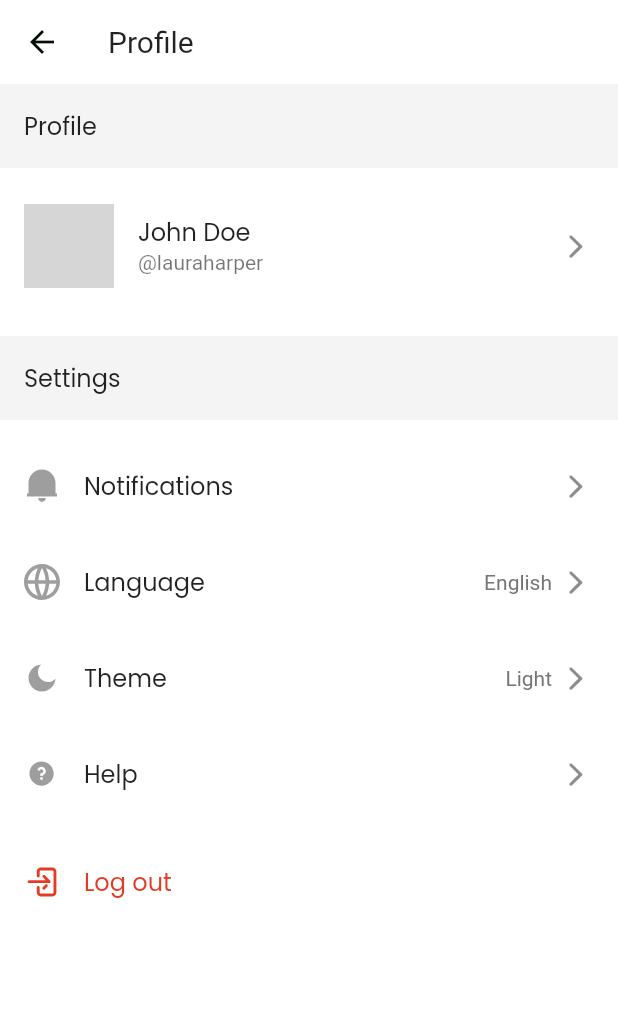
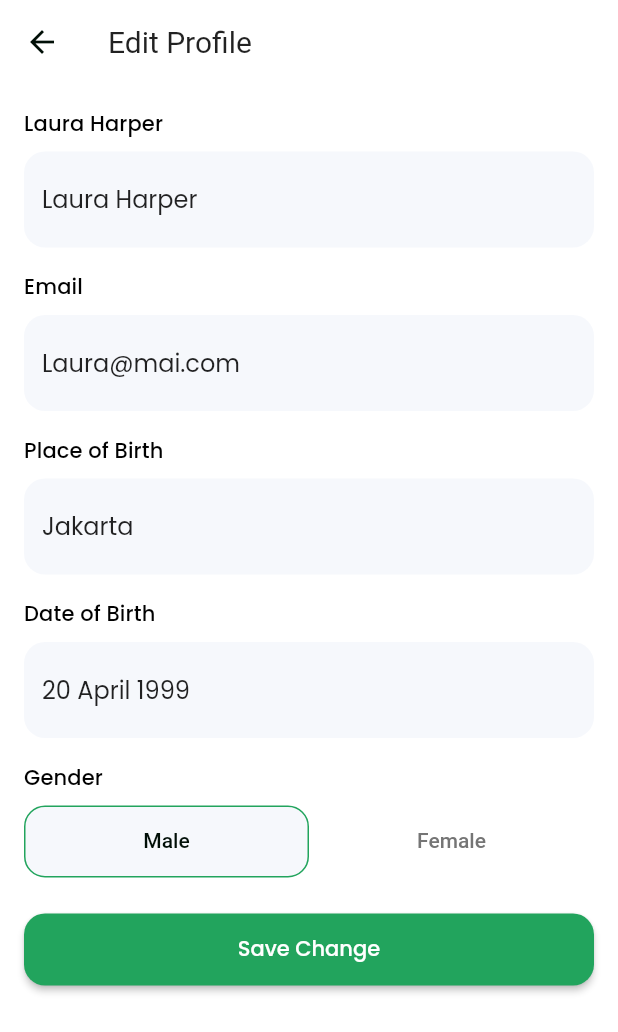
Before and after one commit to abuanwar072/Flutter-Course-Amplify-Recipe-App, a Flutter app: the ProfileScreen screen opened directly, after a tap on "John Doe", on a phone screen of 412 x 824 dp. Shown: the top 1032 px of the screen. Run offline on Flutter 3.47's test engine with Material 2 defaults, Android fonts, the phone set to English and light mode, and no system bars; our stand-ins replace cached_network_image, flutter_svg, form_field_validator, google_fonts; network calls fail; grey boxes are pictures that could not be loaded.

Commit message:
Edit profile 80% done

```diff
--- /dev/null
+++ b/lib/features/profile/screens/edit_profile_screen.dart
@@ -0,0 +1,152 @@
+import 'package:amplify_recipe/shared/constants/constants.dart';
+import 'package:amplify_recipe/thems/app_colors.dart';
+import 'package:flutter/material.dart';
+import 'package:intl/intl.dart';
+
+import '../../../shared/constants/gaps.dart';
+import '../../../shared/utils/form_utils.dart';
+
+class EditProfileScreen extends StatefulWidget {
+  const EditProfileScreen({super.key});
+
+  @override
+  State<EditProfileScreen> createState() => _EditProfileScreenState();
+}
+
+class _EditProfileScreenState extends State<EditProfileScreen> {
+  late TextEditingController _dobController;
+
+  @override
+  void initState() {
+    _dobController = TextEditingController(text: "20 April 1999");
+    super.initState();
+  }
+
+  @override
+  void dispose() {
+    _dobController.dispose();
+    super.dispose();
+  }
+
+  @override
+  Widget build(BuildContext context) {
+    return Scaffold(
+      appBar: AppBar(
+        title: const Text("Edit Profile"),
+      ),
+      body: Padding(
+        padding: const EdgeInsets.all(defaultPadding),
+        child: Column(
+          children: [
+            Form(
+              child: Column(
+                crossAxisAlignment: CrossAxisAlignment.start,
+                children: [
+                  Text(
+                    "Laura Harper",
+                    style: Theme.of(context).textTheme.titleSmall,
+                  ),
+                  gapH8,
+                  TextFormField(
+                    initialValue: "Laura Harper",
+                    onSaved: (fullName) {
+                      // name = fullName!;
+                    },
+                    validator: FormUtils.requireFieldValidator,
+                    textInputAction: TextInputAction.next,
+                    decoration:
+                        const InputDecoration(hintText: "Enter your name"),
+                  ),
+                  gapH16,
+                  Text(
+                    "Email",
+                    style: Theme.of(context).textTheme.titleSmall,
+                  ),
+                  gapH8,
+                  TextFormField(
+                    initialValue: "Laura@mai.com",
+                    onSaved: (email) {},
+                    validator: FormUtils.emailValidator,
+                    keyboardType: TextInputType.emailAddress,
+                    textInputAction: TextInputAction.next,
+                    decoration:
+                        const InputDecoration(hintText: "test@mail.com"),
+                  ),
+                  gapH16,
+                  Text(
+                    "Place of Birth",
+                    style: Theme.of(context).textTheme.titleSmall,
+                  ),
+                  gapH8,
+                  TextFormField(
+                    initialValue: "Jakarta",
+                    onSaved: (birthPlace) {},
+                    textInputAction: TextInputAction.next,
+                    decoration: const InputDecoration(hintText: "Jakarta"),
+                  ),
+                  gapH16,
+                  Text(
+                    "Date of Birth",
+                    style: Theme.of(context).textTheme.titleSmall,
+                  ),
+                  gapH8,
+                  TextFormField(
+                    controller: _dobController,
+                    keyboardType: TextInputType.datetime,
+                    readOnly: true,
+                    onTap: () async {
+                      DateTime? selectedDate = await showDatePicker(
+                        context: context,
+                        initialDate: DateTime.now(),
+                        firstDate: DateTime(1950),
+                        lastDate: DateTime.now(),
+                      );
+                      if (selectedDate != null) {
+                        _dobController.text =
+                            DateFormat('dd MMMM yyyy').format(selectedDate);
+                      }
+                    },
+                    decoration:
+                        const InputDecoration(hintText: "Enter your DOB"),
+                  ),
+                  gapH16,
+                  Text(
+                    "Gender",
+                    style: Theme.of(context).textTheme.titleSmall,
+                  ),
+                  gapH8,
+                  DefaultTabController(
+                    initialIndex: 0,
+                    length: 2,
+                    child: TabBar(
+                      onTap: (index) {
+                        // index == 0 male, 1 means female
+                      },
+                      unselectedLabelColor: AppColors.bodyText,
+                      labelColor: AppColors.text,
+                      indicator: BoxDecoration(
+                        borderRadius:
+                            BorderRadius.circular(defaultBorderRadius),
+                        border: Border.all(color: AppColors.primary),
+                        color: AppColors.inputfieldBg,
+                      ),
+                      tabs: const [
+                        Tab(text: "Male"),
+                        Tab(text: "Female"),
+                      ],
+                    ),
+                  ),
+                  gapH24,
+                  ElevatedButton(
+                    onPressed: () {},
+                    child: const Text("Save Change"),
+                  ),
+                ],
+              ),
+            )
+          ],
+        ),
+      ),
+    );
+  }
+}
--- a/lib/features/profile/screens/profile_screen.dart
+++ b/lib/features/profile/screens/profile_screen.dart
@@ -1,3 +1,4 @@
+import 'package:amplify_recipe/features/profile/screens/edit_profile_screen.dart';
 import 'package:amplify_recipe/shared/constants/constants.dart';
 import 'package:flutter/cupertino.dart';
 import 'package:flutter/material.dart';
@@ -24,7 +25,14 @@ class ProfileScreen extends StatelessWidget {
           Padding(
             padding: const EdgeInsets.symmetric(vertical: defaultPadding),
             child: ListTile(
-              onTap: () {},
+              onTap: () {
+                Navigator.push(
+                  context,
+                  MaterialPageRoute(
+                    builder: (context) => const EditProfileScreen(),
+                  ),
+                );
+              },
               minLeadingWidth: 60,
               leading: CircleAvatar(
                 radius: 30,
--- a/pubspec.yaml
+++ b/pubspec.yaml
@@ -38,6 +38,7 @@ dependencies:
   google_fonts: ^4.0.3
   form_field_validator: ^1.1.0
   cached_network_image: ^3.2.3
+  intl: ^0.18.0
 
 dev_dependencies:
   flutter_test:
```
Also changed, not shown: pubspec.lock.
